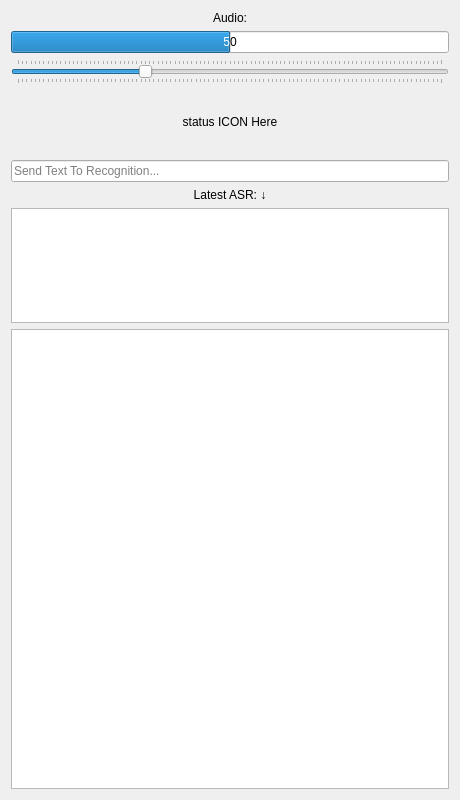
CentralLabFacilities/speech_recognition, file clf_speech_rqt/resource/clf_speech.ui: the form before one commit.
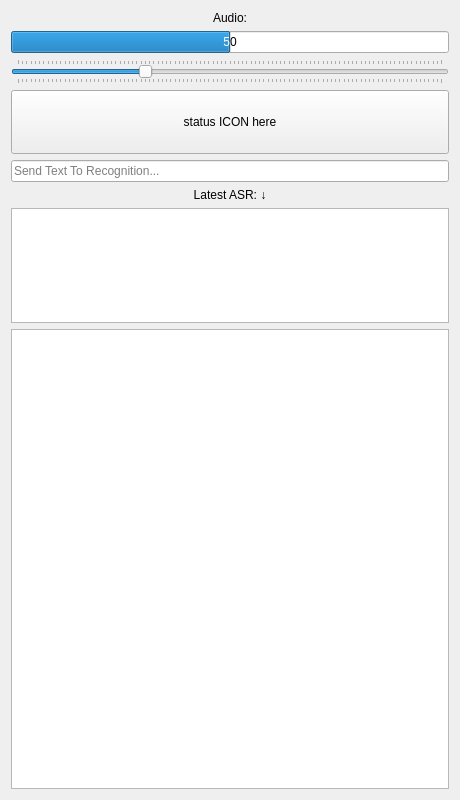
The form after the commit.

Commit message: Turn enabled_label into button triggering the enable_vad service

```diff
--- a/clf_speech_rqt/resource/clf_speech.ui
+++ b/clf_speech_rqt/resource/clf_speech.ui
@@ -71,7 +71,13 @@
       <number>0</number>
      </property>
      <item>
-      <widget class="QLabel" name="enabled_label">
+      <widget class="QToolButton" name="enabled_button">
+       <property name="sizePolicy">
+        <sizepolicy hsizetype="MinimumExpanding" vsizetype="MinimumExpanding">
+         <horstretch>0</horstretch>
+         <verstretch>0</verstretch>
+        </sizepolicy>
+       </property>
        <property name="minimumSize">
         <size>
          <width>0</width>
@@ -85,10 +91,13 @@
         </size>
        </property>
        <property name="text">
-        <string>status ICON Here</string>
+        <string>status ICON here</string>
        </property>
-       <property name="alignment">
-        <set>Qt::AlignCenter</set>
+       <property name="iconSize">
+        <size>
+         <width>56</width>
+         <height>56</height>
+        </size>
        </property>
       </widget>
      </item>
```
The commit also changes 1 other file.
